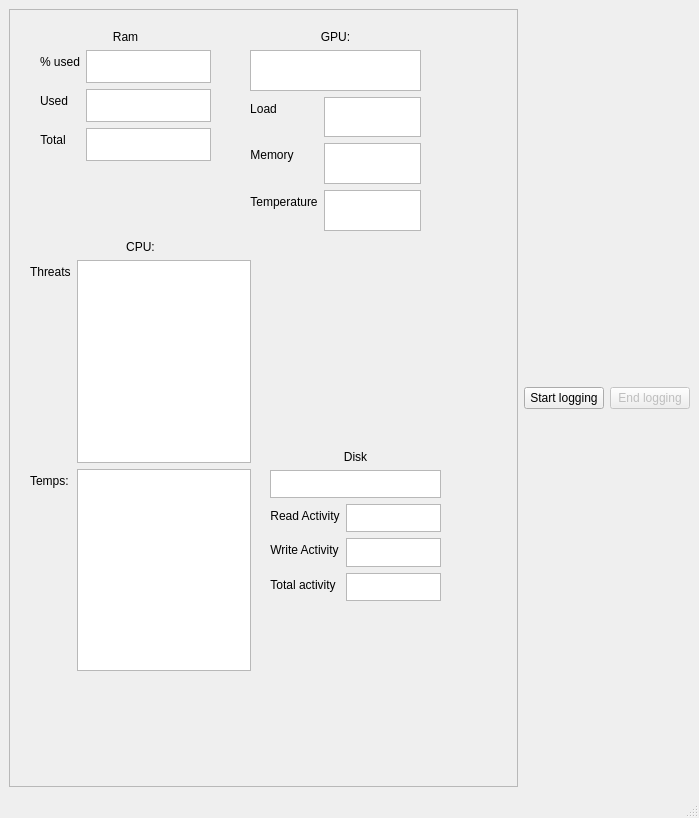
First picture: the form in gui.ui, repository Janders8/resource-monitor, before the edit.
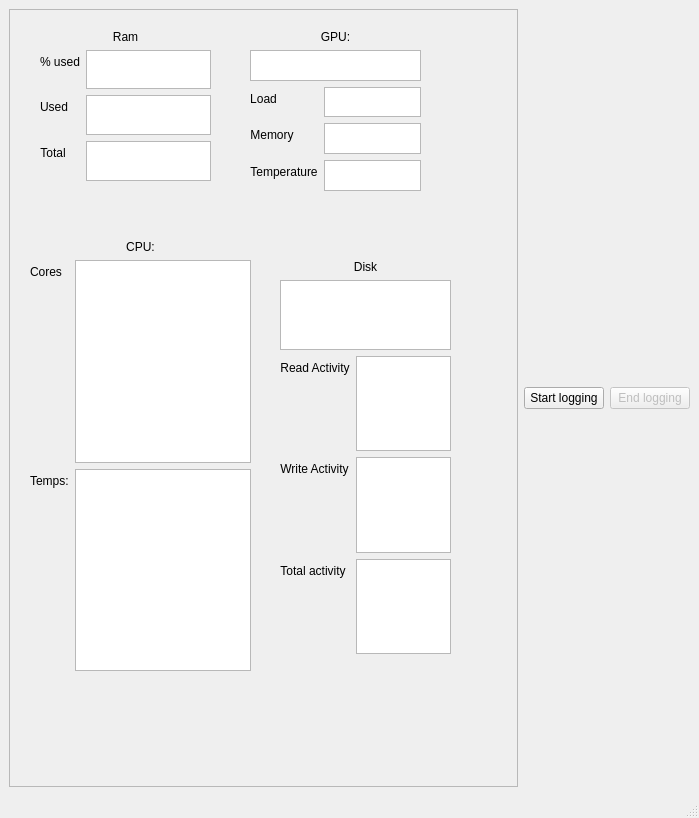
Second picture: the form after the edit.

Commit message: changed threat usage to core usage and refactoring

```diff
--- a/gui.ui
+++ b/gui.ui
@@ -45,7 +45,7 @@
          <item row="1" column="0">
           <widget class="QLabel" name="label_3">
            <property name="text">
-            <string>Threats</string>
+            <string>Cores</string>
            </property>
           </widget>
          </item>
@@ -103,7 +103,7 @@
           <x>30</x>
           <y>20</y>
           <width>171</width>
-          <height>131</height>
+          <height>151</height>
          </rect>
         </property>
         <layout class="QFormLayout" name="formLayoutRam">
@@ -179,7 +179,7 @@
           <x>240</x>
           <y>20</y>
           <width>171</width>
-          <height>201</height>
+          <height>161</height>
          </rect>
         </property>
         <layout class="QFormLayout" name="formLayoutGpu">
@@ -255,10 +255,10 @@
        <widget class="QWidget" name="formLayoutWidget_3">
         <property name="geometry">
          <rect>
-          <x>260</x>
-          <y>440</y>
+          <x>270</x>
+          <y>250</y>
           <width>171</width>
-          <height>151</height>
+          <height>394</height>
          </rect>
         </property>
         <layout class="QFormLayout" name="formLayoutDisk">
```
The commit also changes 3 other files.
